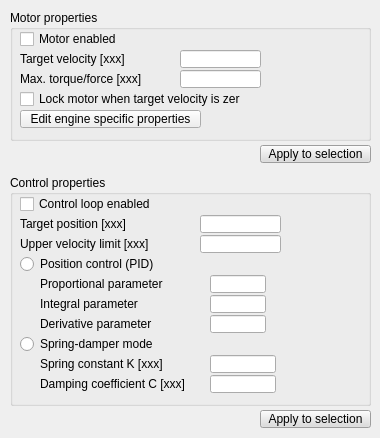
This is ui/qdlgjointdyn.ui in CoppeliaRobotics/coppeliaSimLib as Qt 5 draws it before an edit. The edited form follows.
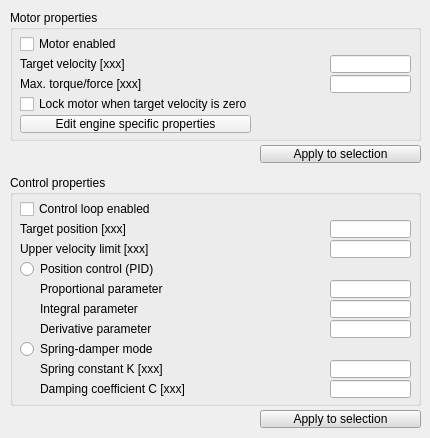
This is the edited form.

The edit to the form file:
```diff
--- a/ui/qdlgjointdyn.ui
+++ b/ui/qdlgjointdyn.ui
@@ -6,7 +6,7 @@
    <rect>
     <x>0</x>
     <y>0</y>
-    <width>380</width>
+    <width>430</width>
     <height>438</height>
    </rect>
   </property>
@@ -24,7 +24,7 @@
     <rect>
      <x>10</x>
      <y>10</y>
-     <width>361</width>
+     <width>411</width>
      <height>131</height>
     </rect>
    </property>
@@ -44,8 +44,8 @@
     <property name="geometry">
      <rect>
       <x>10</x>
-      <y>40</y>
-      <width>161</width>
+      <y>45</y>
+      <width>261</width>
       <height>18</height>
      </rect>
     </property>
@@ -56,8 +56,8 @@
    <widget class="QLineEdit" name="qqTargetVelocity">
     <property name="geometry">
      <rect>
-      <x>170</x>
-      <y>40</y>
+      <x>320</x>
+      <y>45</y>
       <width>81</width>
       <height>18</height>
      </rect>
@@ -66,8 +66,8 @@
    <widget class="QLineEdit" name="qqMaxForce">
     <property name="geometry">
      <rect>
-      <x>170</x>
-      <y>60</y>
+      <x>320</x>
+      <y>65</y>
       <width>81</width>
       <height>18</height>
      </rect>
@@ -77,8 +77,8 @@
     <property name="geometry">
      <rect>
       <x>10</x>
-      <y>60</y>
-      <width>161</width>
+      <y>65</y>
+      <width>291</width>
       <height>18</height>
      </rect>
     </property>
@@ -90,8 +90,8 @@
     <property name="geometry">
      <rect>
       <x>10</x>
-      <y>100</y>
-      <width>181</width>
+      <y>105</y>
+      <width>231</width>
       <height>18</height>
      </rect>
     </property>
@@ -106,8 +106,8 @@
     <property name="geometry">
      <rect>
       <x>10</x>
-      <y>80</y>
-      <width>221</width>
+      <y>85</y>
+      <width>381</width>
       <height>18</height>
      </rect>
     </property>
@@ -122,8 +122,8 @@
     <property name="geometry">
      <rect>
       <x>10</x>
-      <y>20</y>
-      <width>161</width>
+      <y>25</y>
+      <width>211</width>
       <height>18</height>
      </rect>
     </property>
@@ -140,7 +140,7 @@
     <rect>
      <x>10</x>
      <y>175</y>
-     <width>361</width>
+     <width>411</width>
      <height>231</height>
     </rect>
    </property>
@@ -159,8 +159,8 @@
    <widget class="QLineEdit" name="qqVelocityUpperLimit">
     <property name="geometry">
      <rect>
-      <x>190</x>
-      <y>60</y>
+      <x>320</x>
+      <y>65</y>
       <width>81</width>
       <height>18</height>
      </rect>
@@ -169,8 +169,8 @@
    <widget class="QLineEdit" name="qqTargetPosition">
     <property name="geometry">
      <rect>
-      <x>190</x>
-      <y>40</y>
+      <x>320</x>
+      <y>45</y>
       <width>81</width>
       <height>18</height>
      </rect>
@@ -180,8 +180,8 @@
     <property name="geometry">
      <rect>
       <x>10</x>
-      <y>40</y>
-      <width>181</width>
+      <y>45</y>
+      <width>271</width>
       <height>18</height>
      </rect>
     </property>
@@ -193,8 +193,8 @@
     <property name="geometry">
      <rect>
       <x>30</x>
-      <y>100</y>
-      <width>161</width>
+      <y>105</y>
+      <width>271</width>
       <height>18</height>
      </rect>
     </property>
@@ -205,9 +205,9 @@
    <widget class="QLineEdit" name="qqP">
     <property name="geometry">
      <rect>
-      <x>200</x>
-      <y>100</y>
-      <width>56</width>
+      <x>320</x>
+      <y>105</y>
+      <width>81</width>
       <height>18</height>
      </rect>
     </property>
@@ -215,9 +215,9 @@
    <widget class="QLineEdit" name="qqI">
     <property name="geometry">
      <rect>
-      <x>200</x>
-      <y>120</y>
-      <width>56</width>
+      <x>320</x>
+      <y>125</y>
+      <width>81</width>
       <height>18</height>
      </rect>
     </property>
@@ -226,8 +226,8 @@
     <property name="geometry">
      <rect>
       <x>30</x>
-      <y>120</y>
-      <width>161</width>
+      <y>125</y>
+      <width>261</width>
       <height>18</height>
      </rect>
     </property>
@@ -238,9 +238,9 @@
    <widget class="QLineEdit" name="qqD">
     <property name="geometry">
      <rect>
-      <x>200</x>
-      <y>140</y>
-      <width>56</width>
+      <x>320</x>
+      <y>145</y>
+      <width>81</width>
       <height>18</height>
      </rect>
     </property>
@@ -249,8 +249,8 @@
     <property name="geometry">
      <rect>
       <x>30</x>
-      <y>140</y>
-      <width>161</width>
+      <y>145</y>
+      <width>261</width>
       <height>18</height>
      </rect>
     </property>
@@ -262,8 +262,8 @@
     <property name="geometry">
      <rect>
       <x>10</x>
-      <y>80</y>
-      <width>141</width>
+      <y>85</y>
+      <width>261</width>
       <height>18</height>
      </rect>
     </property>
@@ -280,9 +280,9 @@
    <widget class="QLineEdit" name="qqK">
     <property name="geometry">
      <rect>
-      <x>200</x>
-      <y>180</y>
-      <width>66</width>
+      <x>320</x>
+      <y>185</y>
+      <width>81</width>
       <height>18</height>
      </rect>
     </property>
@@ -291,8 +291,8 @@
     <property name="geometry">
      <rect>
       <x>30</x>
-      <y>200</y>
-      <width>171</width>
+      <y>205</y>
+      <width>261</width>
       <height>18</height>
      </rect>
     </property>
@@ -304,8 +304,8 @@
     <property name="geometry">
      <rect>
       <x>10</x>
-      <y>160</y>
-      <width>141</width>
+      <y>165</y>
+      <width>271</width>
       <height>18</height>
      </rect>
     </property>
@@ -322,9 +322,9 @@
    <widget class="QLineEdit" name="qqC">
     <property name="geometry">
      <rect>
-      <x>200</x>
-      <y>200</y>
-      <width>66</width>
+      <x>320</x>
+      <y>205</y>
+      <width>81</width>
       <height>18</height>
      </rect>
     </property>
@@ -333,8 +333,8 @@
     <property name="geometry">
      <rect>
       <x>30</x>
-      <y>180</y>
-      <width>171</width>
+      <y>185</y>
+      <width>241</width>
       <height>18</height>
      </rect>
     </property>
@@ -346,8 +346,8 @@
     <property name="geometry">
      <rect>
       <x>10</x>
-      <y>60</y>
-      <width>181</width>
+      <y>65</y>
+      <width>271</width>
       <height>18</height>
      </rect>
     </property>
@@ -359,8 +359,8 @@
     <property name="geometry">
      <rect>
       <x>10</x>
-      <y>20</y>
-      <width>181</width>
+      <y>25</y>
+      <width>251</width>
       <height>18</height>
      </rect>
     </property>
@@ -377,7 +377,7 @@
     <rect>
      <x>260</x>
      <y>145</y>
-     <width>111</width>
+     <width>161</width>
      <height>18</height>
     </rect>
    </property>
@@ -835,7 +835,7 @@
     <rect>
      <x>260</x>
      <y>410</y>
-     <width>111</width>
+     <width>161</width>
      <height>18</height>
     </rect>
    </property>
```
